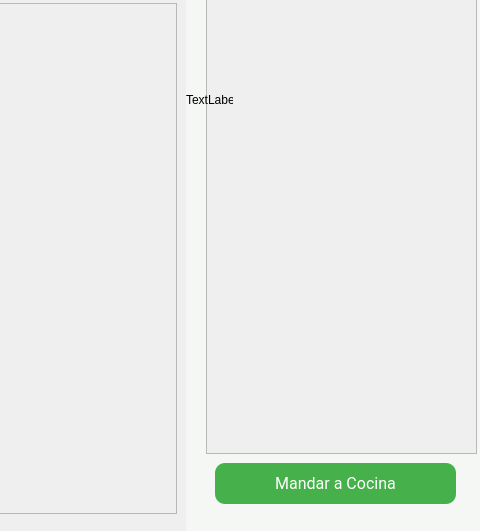
The window that El-Patio/mesero/mesero_menu_comandas.ui (MrDanielG/IHC-ElPatio) describes before a commit, drawn with Qt 5; both pictures show x 544 to 1024 and y 237 to 768 of the 1024 by 768 pixel window.
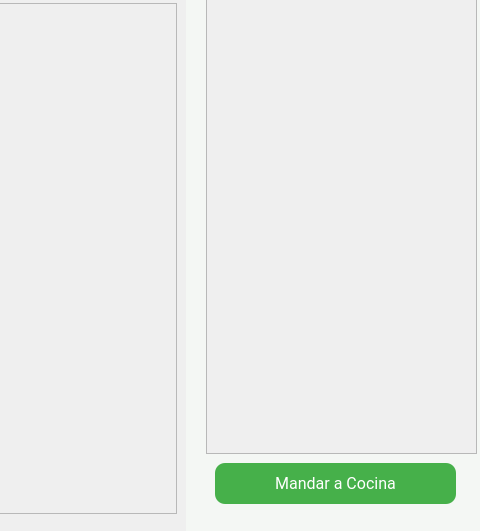
The same window after the commit.

Commit message:
[mostrar_cuenta]
COMPLETADA

```diff
--- a/El-Patio/mesero/mesero_menu_comandas.ui
+++ b/El-Patio/mesero/mesero_menu_comandas.ui
@@ -757,14 +757,20 @@
   <widget class="QLabel" name="lb_total">
    <property name="geometry">
     <rect>
-     <x>730</x>
-     <y>330</y>
-     <width>47</width>
-     <height>13</height>
+     <x>760</x>
+     <y>700</y>
+     <width>241</width>
+     <height>41</height>
     </rect>
    </property>
+   <property name="styleSheet">
+    <string notr="true">font: 14pt &quot;Roboto&quot;;</string>
+   </property>
    <property name="text">
-    <string>TextLabel</string>
+    <string/>
+   </property>
+   <property name="alignment">
+    <set>Qt::AlignRight|Qt::AlignTrailing|Qt::AlignVCenter</set>
    </property>
   </widget>
  </widget>
```
The commit also changes 2 other files.
